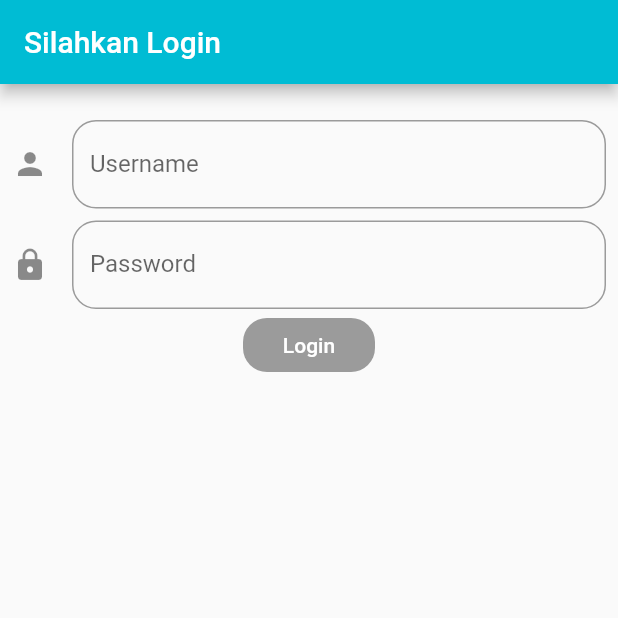
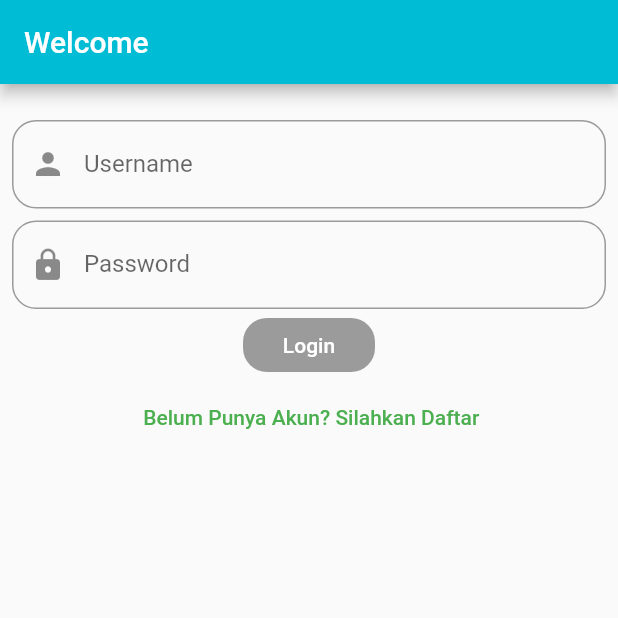
Before and after one commit to imamandrias/week4_2, a Flutter app: the screen it shows after launch, on a phone screen of 412 x 824 dp, the top half of it. Run offline on Flutter 3.47's test engine with Material 2 defaults, Android fonts, the phone set to English and light mode, and no system bars; our stand-ins replace rxdart.

```diff
--- a/loginreg_rxdartapp/lib/screen/login.dart
+++ b/loginreg_rxdartapp/lib/screen/login.dart
@@ -1,5 +1,6 @@
 import 'package:flutter/material.dart';
 import 'package:loginreg_rxdartapp/bloc/login_bloc.dart';
+import 'package:loginreg_rxdartapp/screen/register.dart';
 
 class Login extends StatefulWidget {
   @override
@@ -11,7 +12,7 @@ class _LoginState extends State<Login> {
   Widget build(BuildContext context) {
     return Scaffold(
       appBar: AppBar(
-        title: Text('Silahkan Login'),
+        title: Text('Welcome'),
         backgroundColor: Colors.cyan,
       ),
       body: Container(
@@ -29,7 +30,7 @@ class _LoginState extends State<Login> {
                       decoration: InputDecoration(
                         hintText: 'Masukan Username',
                         labelText: 'Username',
-                        icon: Icon(Icons.person),
+                          prefixIcon: Icon(Icons.person),
                         border: OutlineInputBorder(
                           borderRadius: BorderRadius.circular(16.0)
                         ),
@@ -48,7 +49,7 @@ class _LoginState extends State<Login> {
                       decoration: InputDecoration(
                           hintText: 'Masukan Password',
                           labelText: 'Password',
-                          icon: Icon(Icons.lock),
+                          prefixIcon: Icon(Icons.lock),
                           border: OutlineInputBorder(
                               borderRadius: BorderRadius.circular(16.0)
                           ),
@@ -70,6 +71,20 @@ class _LoginState extends State<Login> {
                       loginBloc.login:null,
                     );
                   }
+                ),
+                Padding(
+                  padding: EdgeInsets.fromLTRB(5.0, 0, 2.0, 0),
+                  child: MaterialButton(
+                    textColor: Colors.green,
+                    child: Text('Belum Punya Akun? Silahkan Daftar'),
+                    onPressed: (){
+                      Navigator.push(
+                        context, MaterialPageRoute(
+                        builder: (context) => PageRegister()
+                      )
+                      );
+                    },
+                  ),
                 )
               ],
             ),
```
Also changed, not shown: loginreg_rxdartapp/lib/screen/register.dart (added, +96 -0 lines).
